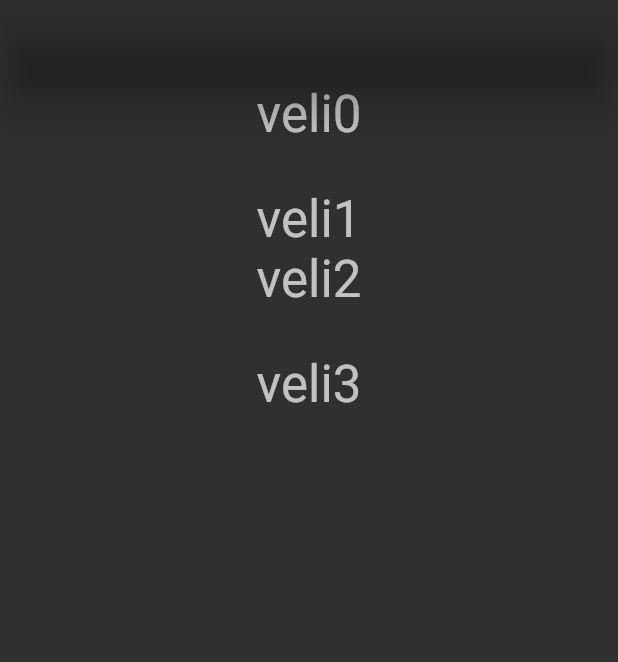
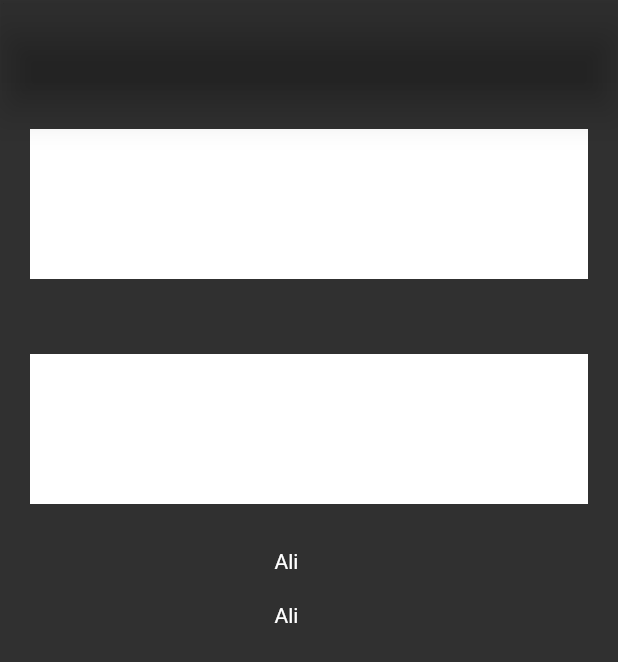
Before and after one commit to berkayercan3/Flutter, a Flutter app: the screen it shows after launch, on a phone screen of 412 x 824 dp. Shown: the top 662 px of the screen. Run offline on Flutter 3.47's test engine with Material 2 defaults, Android fonts, the light colour scheme and no system bars.

Commit message:
PaddingLearn
How is padding used, what are its standards?

```diff
--- /dev/null
+++ b/KAFE/lib/101/padding_learn.dart
@@ -0,0 +1,53 @@
+import 'package:flutter/material.dart';
+
+class PaddingLearn extends StatelessWidget {
+  const PaddingLearn({super.key});
+
+  @override
+  Widget build(BuildContext context) {
+    return Scaffold(
+      appBar: AppBar(),
+      body: Padding( //bodye padding atamamız body içerisindeki bütün kompanentlere padding vermeyi sağladı
+        padding: ProjectPadding.pagePaddingVertical, //genel bir padding varsa ayrı sınıf oluşturup çağır uğraşma!
+        child: Column(
+          children: [
+            Padding(
+                padding: const EdgeInsets.all(20), // containerın her yerinden 20 lik boşluk verdik
+                child: Container(
+                  color: Colors.white,
+                  height: 100,
+                  //width: 200,
+                )),
+            const SizedBox(height: 10),
+            // bu bir padding vermedir (boşluk) fakat doğru bir kullanım değildir
+            Padding(
+              padding: const EdgeInsets.symmetric(vertical: 20,horizontal: 20), // vertical sadece yukardan
+                                                        // horizontal yanlardan verir
+              child: Container(
+                color: Colors.white,
+                height: 100,
+                //width: 200,
+              ),
+            ),
+           Padding(
+              padding: const EdgeInsets.only(right: 30) + const EdgeInsets.symmetric(vertical: 10), // body paddinginden ayrı olarak padding vermek istersek bu şekilde bir kullanım söz konusudur
+              child: const Text('Ali'),
+            ),
+            Padding(
+              padding: ProjectPadding.pagePaddingRightOnly+ ProjectPadding.pagePaddingVertical,
+              child: const Text('Ali'),
+            ),
+          ],
+        ),
+      ),
+    );
+    return const Placeholder();
+  }
+}
+
+class ProjectPadding{
+
+  static const pagePaddingVertical =  EdgeInsets.symmetric(vertical: 10);
+  static const pagePaddingRightOnly =  EdgeInsets.only(right: 30);
+
+}
--- a/KAFE/lib/101/stateless_learn.dart
+++ b/KAFE/lib/101/stateless_learn.dart
@@ -2,19 +2,23 @@ import 'package:flutter/material.dart';
 
 class StaltessLearn extends StatelessWidget {
   //extends ile classimizin StatelessWidget ozelligini kullanabilmesini sagladik
+  final String text2 = "veli0";
+  final String text3 = "veli1";
+  final String text4 = "veli2";
+  final String text5 = "veli3";
   @override
   Widget build(BuildContext context) {
     return Scaffold(
       appBar: AppBar(),
       body: Column(
         children: [
-          TitleTextWidget(text: "veli0"),
+          TitleTextWidget(text: text2),
           _emptyBox(),
-          TitleTextWidget(text: "veli1"),
-          TitleTextWidget(text: "veli2"),
+          TitleTextWidget(text: text3),
+          TitleTextWidget(text: text4),
           _emptyBox(),
-          TitleTextWidget(text: "veli3"),
-          _CustomContainer(),//Refactor yaptik
+          TitleTextWidget(text: text5),
+         const _CustomContainer(),//Refactor yaptik
           _emptyBox()
         ],
       ),
--- a/KAFE/lib/main.dart
+++ b/KAFE/lib/main.dart
@@ -6,6 +6,7 @@ import 'package:kafe/101/button_learn.dart';
 import 'package:kafe/101/color_learn.dart';
 import 'package:kafe/101/cotainer_sized_box_learn.dart';
 import 'package:kafe/101/icon_learn.dart';
+import 'package:kafe/101/padding_learn.dart';
 import 'package:kafe/101/scaffoold_learn.dart';
 import 'package:kafe/101/stateless_learn.dart';
 import 'package:kafe/101/text_learn_view.dart';
@@ -32,7 +33,7 @@ class MyApp extends StatelessWidget {
           elevation: 10, // gölge? görünürlüğü? her yerde 5
         )
       ),
-      home: StaltessLearn(), // çağırma işlemi yaptık
+      home: PaddingLearn(), // çağırma işlemi yaptık
     );
   }
 }
```
